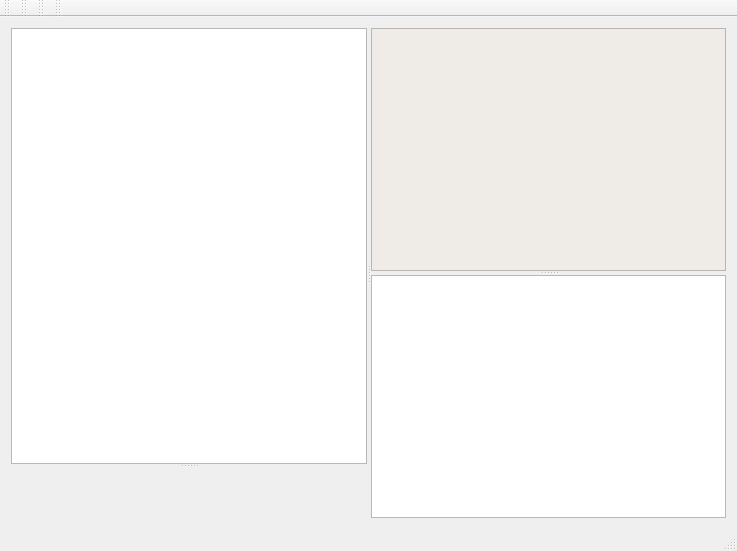
The window that configurator2/mainwindow.ui (breton75/ksuts) describes before a commit, drawn with Qt 5.
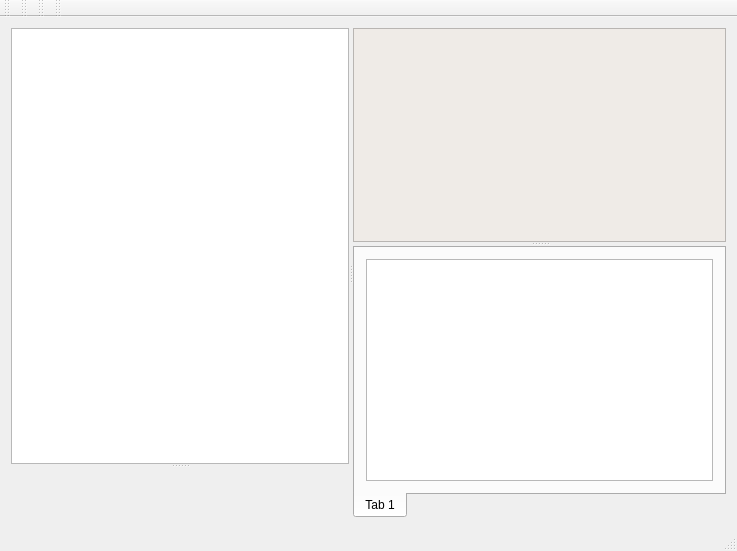
The same window after the commit. Icons and pictures are not drawn.

```diff
--- a/configurator2/mainwindow.ui
+++ b/configurator2/mainwindow.ui
@@ -89,7 +89,24 @@
 &lt;p style=&quot;-qt-paragraph-type:empty; margin-top:0px; margin-bottom:0px; margin-left:0px; margin-right:0px; -qt-block-indent:0; text-indent:0px;&quot;&gt;&lt;br /&gt;&lt;/p&gt;&lt;/body&gt;&lt;/html&gt;</string>
         </property>
        </widget>
-       <widget class="QTextEdit" name="textLog"/>
+       <widget class="QTabWidget" name="tabWidget">
+        <property name="tabPosition">
+         <enum>QTabWidget::South</enum>
+        </property>
+        <property name="currentIndex">
+         <number>0</number>
+        </property>
+        <widget class="QWidget" name="tab">
+         <attribute name="title">
+          <string>Tab 1</string>
+         </attribute>
+         <layout class="QVBoxLayout" name="verticalLayout_2">
+          <item>
+           <widget class="QTextEdit" name="textLog"/>
+          </item>
+         </layout>
+        </widget>
+       </widget>
       </widget>
      </widget>
     </item>
```
Left out of the diff: 1 changed line with no effect on the pictures.
